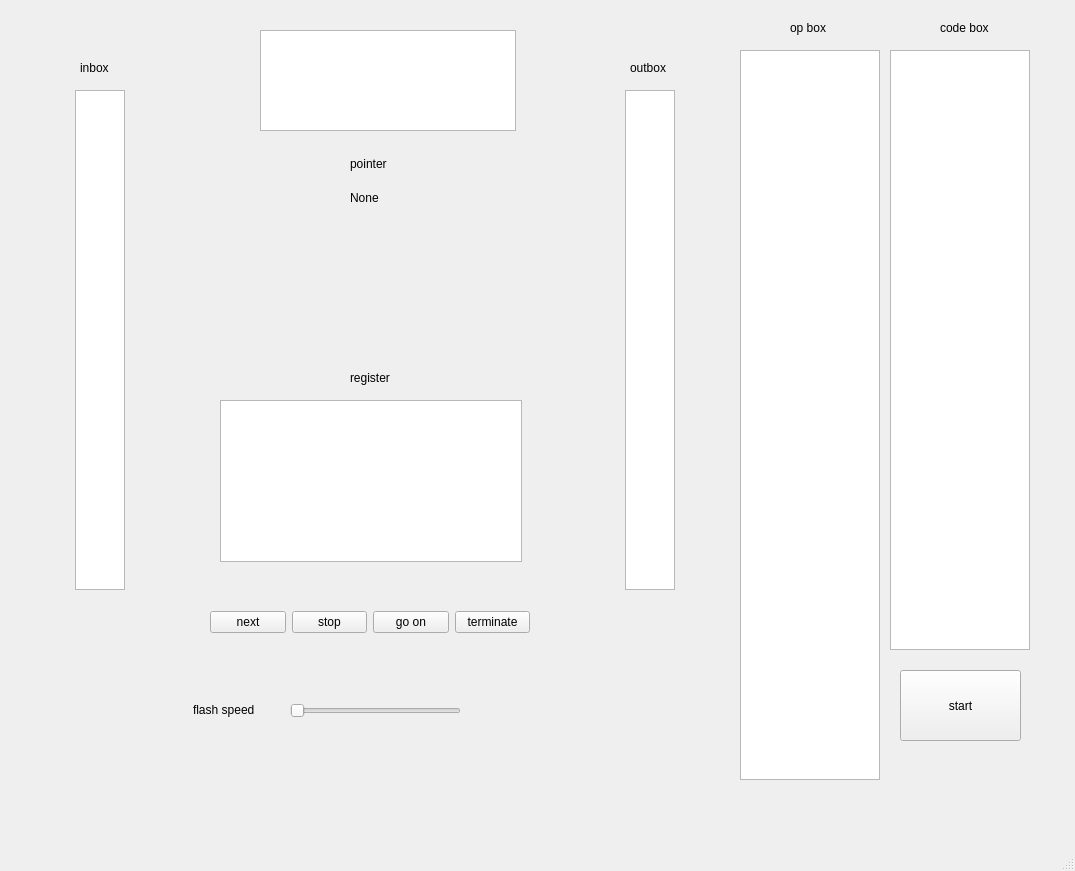
Qt form ui/hrm_ui.ui (ccnuktd/hrm_python) before a commit.
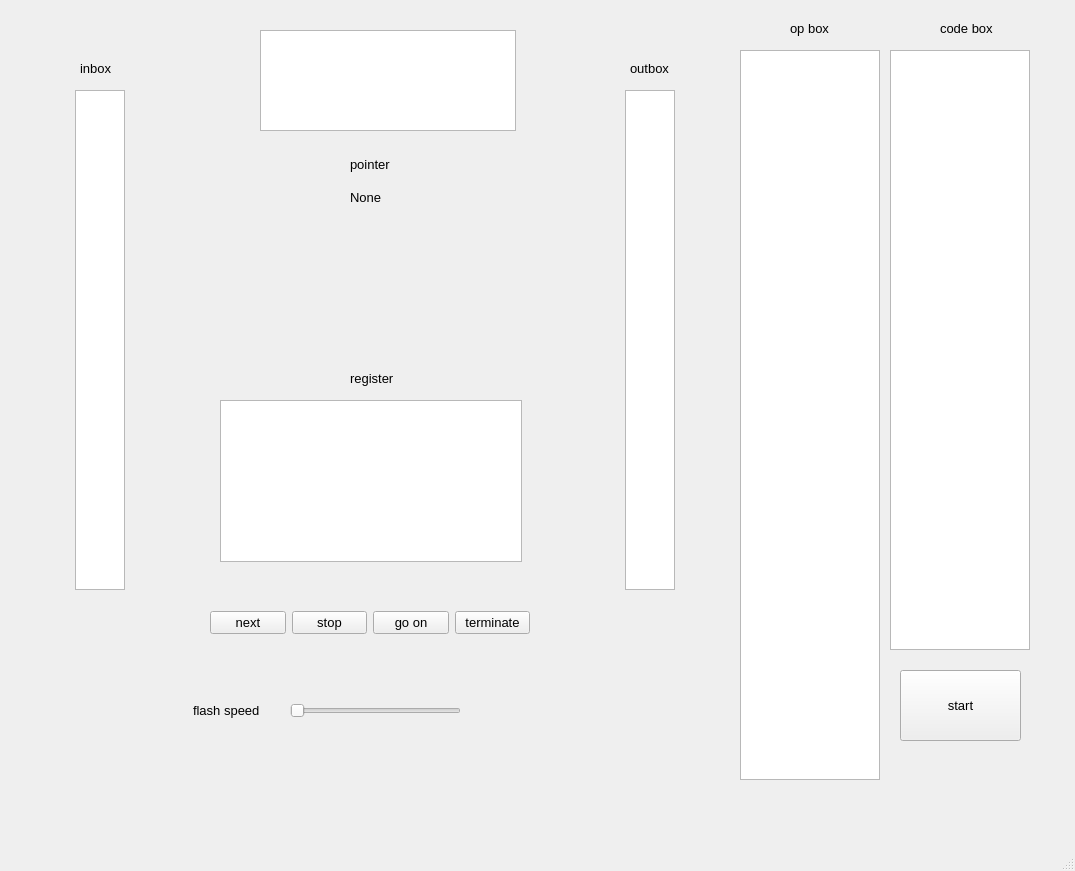
The same form after that commit. Custom widgets are drawn as their Qt base class.

What changed in the file:
```diff
--- a/ui/hrm_ui.ui
+++ b/ui/hrm_ui.ui
@@ -10,6 +10,18 @@
     <height>871</height>
    </rect>
   </property>
+  <property name="minimumSize">
+   <size>
+    <width>1075</width>
+    <height>871</height>
+   </size>
+  </property>
+  <property name="maximumSize">
+   <size>
+    <width>1075</width>
+    <height>871</height>
+   </size>
+  </property>
   <property name="windowTitle">
    <string>MainWindow</string>
   </property>
@@ -73,6 +85,12 @@
       <height>16</height>
      </rect>
     </property>
+    <property name="font">
+     <font>
+      <family>Arial</family>
+      <pointsize>10</pointsize>
+     </font>
+    </property>
     <property name="text">
      <string>inbox</string>
     </property>
@@ -86,6 +104,12 @@
       <height>16</height>
      </rect>
     </property>
+    <property name="font">
+     <font>
+      <family>Arial</family>
+      <pointsize>10</pointsize>
+     </font>
+    </property>
     <property name="text">
      <string>outbox</string>
     </property>
@@ -99,6 +123,12 @@
       <height>16</height>
      </rect>
     </property>
+    <property name="font">
+     <font>
+      <family>Arial</family>
+      <pointsize>10</pointsize>
+     </font>
+    </property>
     <property name="text">
      <string>op box</string>
     </property>
@@ -108,10 +138,16 @@
      <rect>
       <x>940</x>
       <y>20</y>
-      <width>51</width>
+      <width>61</width>
       <height>16</height>
      </rect>
     </property>
+    <property name="font">
+     <font>
+      <family>Arial</family>
+      <pointsize>10</pointsize>
+     </font>
+    </property>
     <property name="text">
      <string>code box</string>
     </property>
@@ -125,6 +161,12 @@
       <height>16</height>
      </rect>
     </property>
+    <property name="font">
+     <font>
+      <family>Arial</family>
+      <pointsize>10</pointsize>
+     </font>
+    </property>
     <property name="text">
      <string>register</string>
     </property>
@@ -141,6 +183,12 @@
     <layout class="QHBoxLayout" name="horizontalLayout">
      <item>
       <widget class="QPushButton" name="u_next_btn">
+       <property name="font">
+        <font>
+         <family>Arial</family>
+         <pointsize>10</pointsize>
+        </font>
+       </property>
        <property name="text">
         <string>next</string>
        </property>
@@ -148,6 +196,12 @@
      </item>
      <item>
       <widget class="QPushButton" name="u_pause_btn">
+       <property name="font">
+        <font>
+         <family>Arial</family>
+         <pointsize>10</pointsize>
+        </font>
+       </property>
        <property name="text">
         <string>stop</string>
        </property>
@@ -155,6 +209,12 @@
      </item>
      <item>
       <widget class="QPushButton" name="u_goon_btn">
+       <property name="font">
+        <font>
+         <family>Arial</family>
+         <pointsize>10</pointsize>
+        </font>
+       </property>
        <property name="text">
         <string>go on</string>
        </property>
@@ -162,6 +222,12 @@
      </item>
      <item>
       <widget class="QPushButton" name="u_exit_btn">
+       <property name="font">
+        <font>
+         <family>Arial</family>
+         <pointsize>10</pointsize>
+        </font>
+       </property>
        <property name="text">
         <string>terminate</string>
        </property>
@@ -181,6 +247,12 @@
     <layout class="QVBoxLayout" name="verticalLayout">
      <item>
       <widget class="QLabel" name="u_pointer_label">
+       <property name="font">
+        <font>
+         <family>Arial</family>
+         <pointsize>10</pointsize>
+        </font>
+       </property>
        <property name="text">
         <string>pointer</string>
        </property>
@@ -188,6 +260,12 @@
      </item>
      <item>
       <widget class="Pointer" name="u_pointer">
+       <property name="font">
+        <font>
+         <family>Arial</family>
+         <pointsize>10</pointsize>
+        </font>
+       </property>
        <property name="text">
         <string>None</string>
        </property>
@@ -204,6 +282,12 @@
       <height>71</height>
      </rect>
     </property>
+    <property name="font">
+     <font>
+      <family>Arial</family>
+      <pointsize>10</pointsize>
+     </font>
+    </property>
     <property name="text">
      <string>start</string>
     </property>
@@ -236,6 +320,12 @@
       <height>20</height>
      </rect>
     </property>
+    <property name="font">
+     <font>
+      <family>Arial</family>
+      <pointsize>10</pointsize>
+     </font>
+    </property>
     <property name="text">
      <string>flash speed</string>
     </property>
```
Left out of the diff: 10 changed lines with no effect on the pictures.
